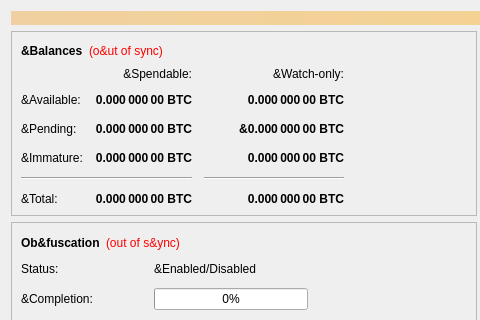
hazzardt/midas, file src/qt/forms/overviewpage.ui: the form before one commit; both pictures show x 0 to 480 and y 0 to 320 of the 960 by 643 pixel window.
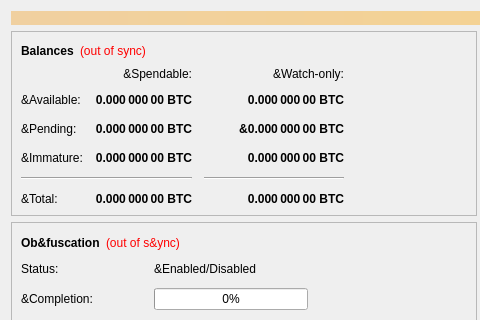
The form after the commit. Icons and pictures are not drawn.

```diff
--- a/src/qt/forms/overviewpage.ui
+++ b/src/qt/forms/overviewpage.ui
@@ -63,7 +63,7 @@
                </font>
               </property>
               <property name="text">
-               <string>&amp;Balances</string>
+               <string>Balances</string>
               </property>
              </widget>
             </item>
@@ -79,7 +79,7 @@
                <string notr="true">QLabel { color: red; }</string>
               </property>
               <property name="text">
-               <string notr="true">(o&amp;ut of sync)</string>
+               <string notr="true">(out of sync)</string>
               </property>
               <property name="alignment">
                <set>Qt::AlignLeading|Qt::AlignLeft|Qt::AlignVCenter</set>
```
